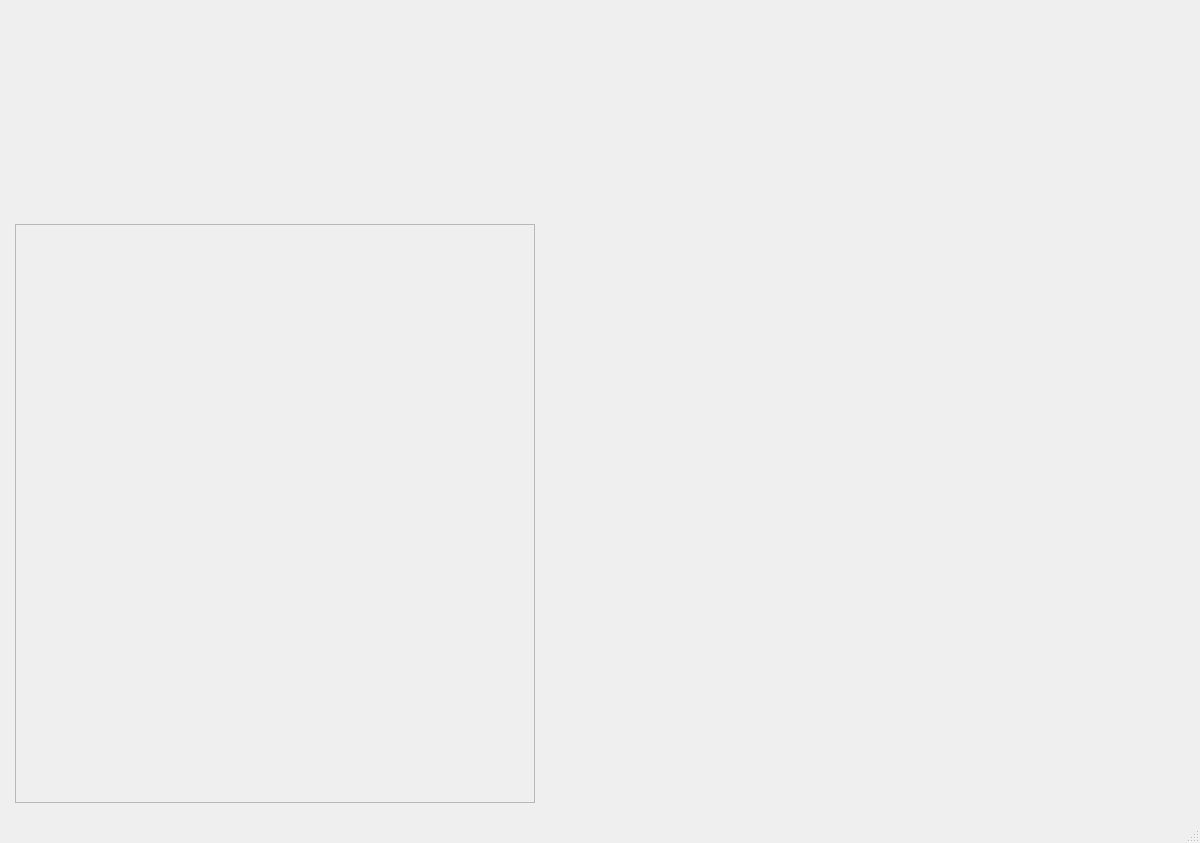
The window that qt-designer/main_window.ui (marcos-188/deadlock-stats) describes before a commit, drawn with Qt 5.
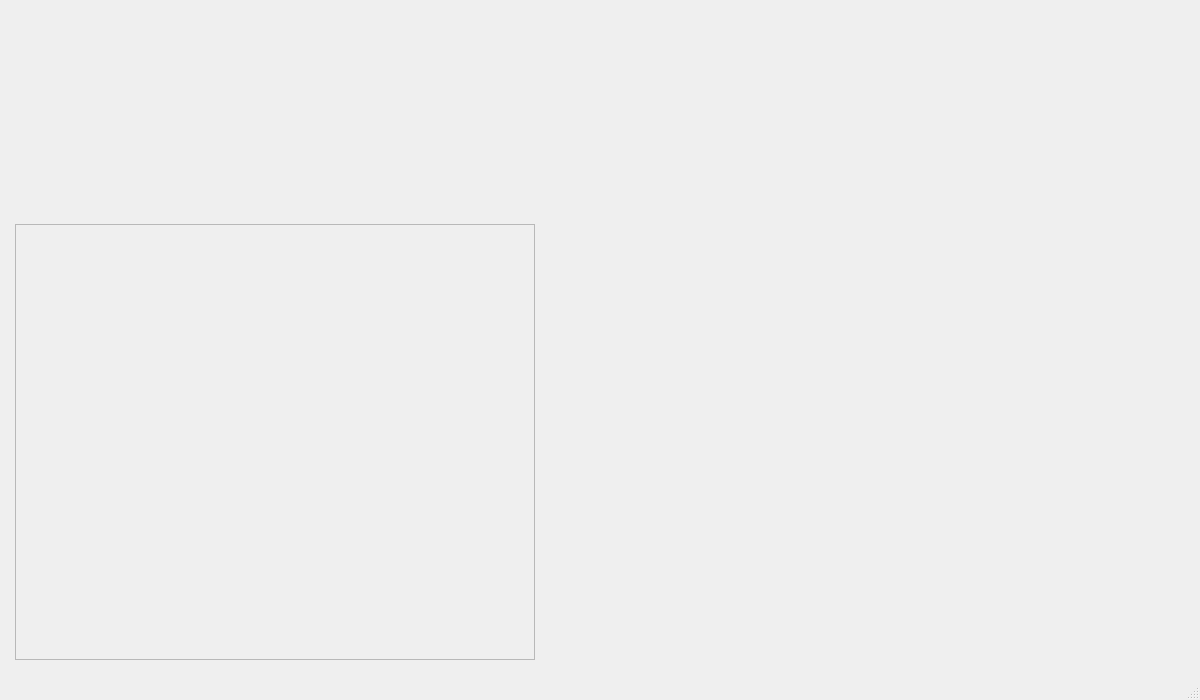
The same window after the commit.

```diff
--- a/qt-designer/main_window.ui
+++ b/qt-designer/main_window.ui
@@ -7,29 +7,41 @@
     <x>0</x>
     <y>0</y>
     <width>1200</width>
-    <height>843</height>
+    <height>700</height>
    </rect>
   </property>
+  <property name="sizePolicy">
+   <sizepolicy hsizetype="Preferred" vsizetype="Minimum">
+    <horstretch>0</horstretch>
+    <verstretch>0</verstretch>
+   </sizepolicy>
+  </property>
   <property name="minimumSize">
    <size>
     <width>800</width>
-    <height>800</height>
+    <height>700</height>
    </size>
   </property>
   <property name="baseSize">
    <size>
     <width>1200</width>
-    <height>800</height>
+    <height>700</height>
    </size>
   </property>
   <property name="windowTitle">
    <string>MainWindow</string>
   </property>
   <widget class="QWidget" name="centralwidget">
+   <property name="sizePolicy">
+    <sizepolicy hsizetype="Minimum" vsizetype="Preferred">
+     <horstretch>0</horstretch>
+     <verstretch>0</verstretch>
+    </sizepolicy>
+   </property>
    <property name="minimumSize">
     <size>
      <width>1200</width>
-     <height>800</height>
+     <height>600</height>
     </size>
    </property>
    <property name="baseSize">
@@ -41,12 +53,24 @@
    <layout class="QVBoxLayout" name="verticalLayout">
     <item>
      <widget class="QWidget" name="header_widget" native="true">
+      <property name="sizePolicy">
+       <sizepolicy hsizetype="Preferred" vsizetype="Fixed">
+        <horstretch>0</horstretch>
+        <verstretch>0</verstretch>
+       </sizepolicy>
+      </property>
       <property name="minimumSize">
        <size>
         <width>0</width>
         <height>200</height>
        </size>
       </property>
+      <property name="maximumSize">
+       <size>
+        <width>16777215</width>
+        <height>200</height>
+       </size>
+      </property>
       <layout class="QVBoxLayout" name="header_layout"/>
      </widget>
     </item>
@@ -61,10 +85,16 @@
        </property>
        <item>
         <widget class="QScrollArea" name="scrollArea">
+         <property name="sizePolicy">
+          <sizepolicy hsizetype="Preferred" vsizetype="Minimum">
+           <horstretch>0</horstretch>
+           <verstretch>0</verstretch>
+          </sizepolicy>
+         </property>
          <property name="minimumSize">
           <size>
            <width>520</width>
-           <height>140</height>
+           <height>430</height>
           </size>
          </property>
          <property name="maximumSize">
@@ -82,12 +112,12 @@
             <x>0</x>
             <y>0</y>
             <width>518</width>
-            <height>556</height>
+            <height>428</height>
            </rect>
           </property>
           <layout class="QVBoxLayout" name="scroll_layout">
            <property name="spacing">
-            <number>10</number>
+            <number>5</number>
            </property>
            <property name="leftMargin">
             <number>0</number>
```
